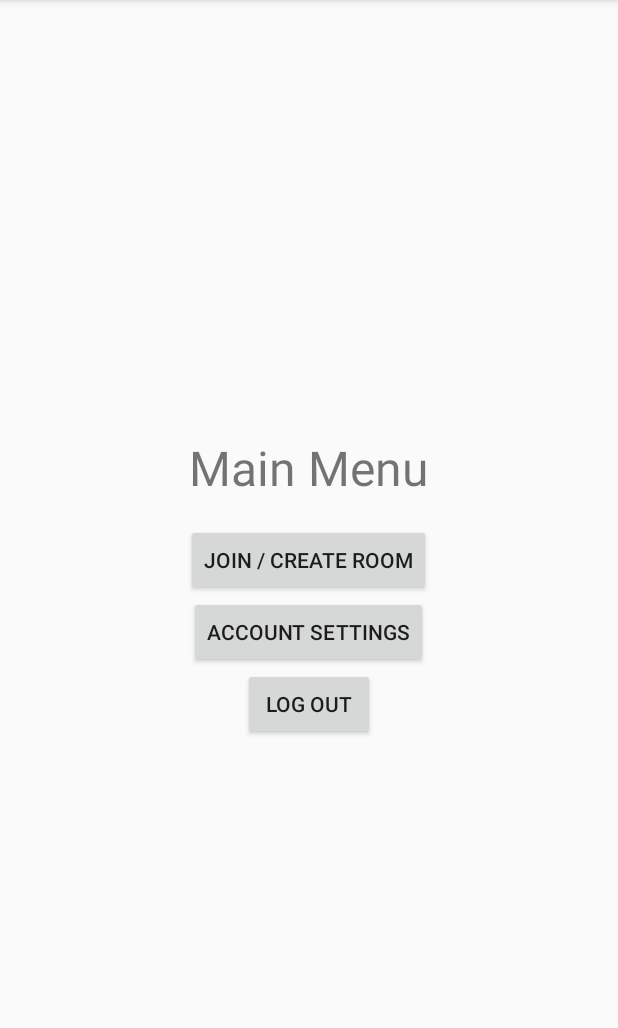
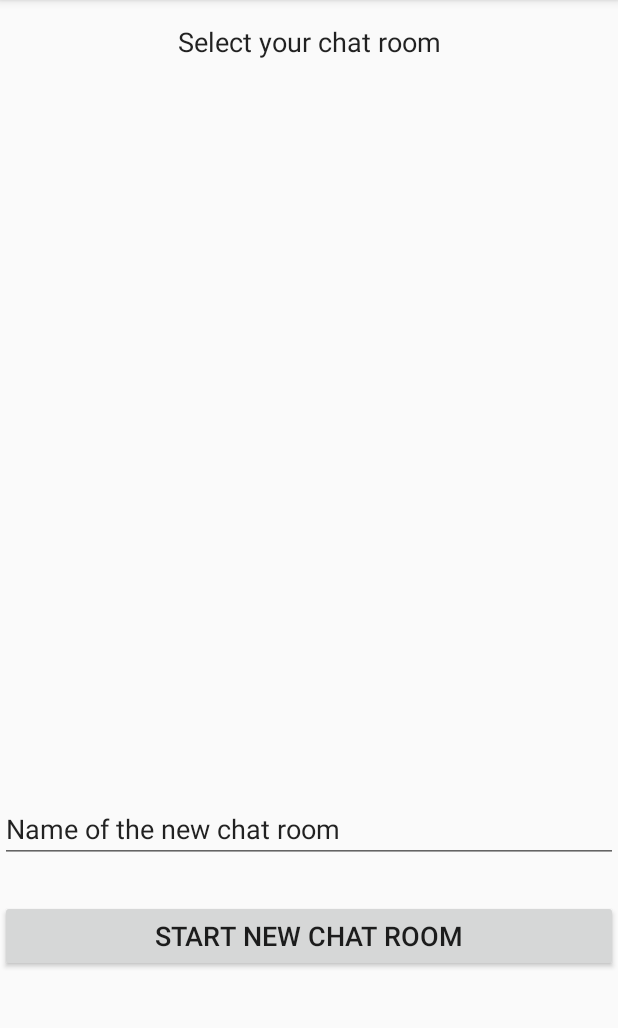
Before and after one commit to TheFatCat101/CSE5236_Project, an Android app: the MainMenuFragment screen opened directly, with no data from a screen before it, after a tap on "JOIN / CREATE ROOM", on a phone screen of 412 x 824 dp, the part 84-1112 px from its top. Run offline under Robolectric (Android 15) with nearby library versions, the phone set to English and light mode, and no system bars; our stand-ins replace Firebase (no records; nobody signed in at launch, a user with empty details on screens opened directly).

Commit message:
Currently working on achieving find existing chat room

```diff
--- a/app/src/main/AndroidManifest.xml
+++ b/app/src/main/AndroidManifest.xml
@@ -1,6 +1,8 @@
 <?xml version="1.0" encoding="utf-8"?>
 <manifest xmlns:android="http://schemas.android.com/apk/res/android"
     package="com.group10.cse5236project">
+
+    <uses-permission android:name="android.permission.INTERNET"/>
 
     <application
         android:allowBackup="true"
@@ -9,6 +11,7 @@
         android:roundIcon="@mipmap/ic_launcher_round"
         android:supportsRtl="true"
         android:theme="@style/AppTheme">
+        <activity android:name=".SelectChatRoomActivity"/>
         <activity android:name=".MenuActivity" />
         <activity android:name=".LogInActivity">
             <intent-filter>
--- a/app/src/main/java/com/group10/cse5236project/LogInFragment.java
+++ b/app/src/main/java/com/group10/cse5236project/LogInFragment.java
@@ -29,6 +29,7 @@ public class LogInFragment extends Fragment implements View.OnClickListener {
 
     private EditText mUsernameEditText, mPasswordEditText;
     private Button mLogInButton, mNewAccountButton, mExitButton;
+
 
     @Override
     public void onAttach(@NonNull Context context) {
@@ -137,6 +138,7 @@ public class LogInFragment extends Fragment implements View.OnClickListener {
 
     private void logIn() {
         final String username = mUsernameEditText.getText().toString().trim();
+        infoClass.getInstance().setData(username);
         final String password = mPasswordEditText.getText().toString().trim();
         if (!username.equals("") && !password.equals("")) {
             DatabaseReference dbRef = FirebaseDatabase.getInstance().getReference().child("Accounts").child(username);
--- a/app/src/main/java/com/group10/cse5236project/MainMenuFragment.java
+++ b/app/src/main/java/com/group10/cse5236project/MainMenuFragment.java
@@ -110,6 +110,8 @@ public class MainMenuFragment extends Fragment implements View.OnClickListener {
             switch (v.getId()) {
                 case R.id.join_create_button:
                     // To Do
+                    Fragment Cfragment = new SelectChatRoomFragment();
+                    fm.beginTransaction().replace(R.id.fragment_container, Cfragment).addToBackStack("select_chat_room_fragment").commit();
                     break;
                 case R.id.account_settings_button:
                     Fragment fragment = new AccountSettingsFragment();
--- /dev/null
+++ b/app/src/main/java/com/group10/cse5236project/SelectChatRoomFragment.java
@@ -0,0 +1,202 @@
+package com.group10.cse5236project;
+
+import android.content.Context;
+import android.os.Bundle;
+
+import androidx.annotation.NonNull;
+import androidx.annotation.Nullable;
+import androidx.fragment.app.Fragment;
+import androidx.fragment.app.FragmentActivity;
+import androidx.fragment.app.FragmentManager;
+
+import android.util.Log;
+import android.view.LayoutInflater;
+import android.view.View;
+import android.view.ViewGroup;
+import android.widget.AdapterView;
+import android.widget.ArrayAdapter;
+import android.widget.Button;
+import android.widget.EditText;
+import android.widget.ListView;
+import android.widget.Toast;
+
+import com.google.firebase.database.DataSnapshot;
+import com.google.firebase.database.DatabaseError;
+import com.google.firebase.database.DatabaseReference;
+import com.google.firebase.database.FirebaseDatabase;
+import com.google.firebase.database.ValueEventListener;
+
+import java.util.ArrayList;
+import java.util.HashMap;
+import java.util.HashSet;
+import java.util.Iterator;
+import java.util.Map;
+import java.util.Set;
+
+
+public class SelectChatRoomFragment extends Fragment implements View.OnClickListener{
+
+    private static final String TAG = "SelectChatRoomFragment";
+
+    private Button mCreateChatRoomButton;
+    private ListView mChatRoomListView;
+    private EditText mNewChatRoomName;
+
+    private ArrayAdapter<String> arrayAdapter;
+    private ArrayList<String> list_of_rooms = new ArrayList<>();
+    private String currentUser = infoClass.getInstance().getData();
+    private DatabaseReference chatRoomSubtree = FirebaseDatabase.getInstance().getReference().child("Chatrooms");
+
+
+    @Override
+    public void onAttach(@NonNull Context context) {
+        super.onAttach(context);
+        Log.d(TAG, "OnAttach() called");
+    }
+
+    @Override
+    public void onCreate(@Nullable Bundle savedInstanceState) {
+        super.onCreate(savedInstanceState);
+        Log.d(TAG, "OnCreate() called");
+    }
+
+    @Override
+    public View onCreateView(LayoutInflater inflater, ViewGroup container, Bundle savedInstanceState) {
+        Log.d(TAG, "onCreateView() called");
+        View v = inflater.inflate(R.layout.fragment_select_chat_room, container, false);
+
+        mCreateChatRoomButton = (Button) v.findViewById(R.id.start_chat_room);
+        mChatRoomListView= (ListView) v.findViewById(R.id.chat_room_list);
+        mNewChatRoomName = (EditText) v.findViewById(R.id.new_chat_room_name);
+
+        arrayAdapter = new ArrayAdapter<String>(getActivity(),android.R.layout.simple_list_item_1,list_of_rooms);
+
+        mChatRoomListView.setAdapter(arrayAdapter);
+
+        chatRoomSubtree.addValueEventListener(new ValueEventListener() {
+            @Override
+            public void onDataChange(DataSnapshot dataSnapshot) {
+
+                Toast.makeText(getActivity(), currentUser, Toast.LENGTH_SHORT).show();
+                Set<String> set = new HashSet<String>();
+                Iterator i = dataSnapshot.child("Chatrooms").getChildren().iterator();
+
+                while (i.hasNext()){
+                    Iterator j = ((DataSnapshot)i.next()).child("Members").getChildren().iterator();
+                    while (j.hasNext()){
+                        if(((DataSnapshot)j.next()).getKey().equals(currentUser)){
+                            set.add(((DataSnapshot)j.next()).getKey());
+                        }
+                    }
+                }
+
+                list_of_rooms.clear();
+                list_of_rooms.addAll(set);
+
+                arrayAdapter.notifyDataSetChanged();
+            }
+
+            @Override
+            public void onCancelled(DatabaseError databaseError) {
+
+            }
+        });
+
+        if (mCreateChatRoomButton != null) {
+            mCreateChatRoomButton.setOnClickListener(this);
+        }
+        if (mChatRoomListView != null) {
+            mChatRoomListView.setOnItemClickListener(new AdapterView.OnItemClickListener() {
+                @Override
+                public void onItemClick(AdapterView<?> parent, View view, int position, long id) {
+        //todo: fill in the method
+                }
+            });
+        }
+
+
+        return v;
+    }
+    @Override
+    public void onActivityCreated(@Nullable Bundle savedInstanceState) {
+        super.onActivityCreated(savedInstanceState);
+        Log.d(TAG, "OnActivityCreated() called");
+    }
+
+    @Override
+    public void onStart() {
+        super.onStart();
+        Log.d(TAG, "OnStart() called");
+    }
+
+    @Override
+    public void onResume() {
+        super.onResume();
+        Log.d(TAG, "OnResume() called");
+    }
+
+    @Override
+    public void onPause() {
+        super.onPause();
+        Log.d(TAG, "OnPause() called");
+    }
+
+    @Override
+    public void onStop() {
+        super.onStop();
+        Log.d(TAG, "OnStop() called");
+    }
+
+    @Override
+    public void onDestroyView() {
+        super.onDestroyView();
+        Log.d(TAG, "OnDestroyView() called");
+    }
+
+    @Override
+    public void onDestroy() {
+        super.onDestroy();
+        Log.d(TAG, "OnDestroy() called");
+    }
+
+    @Override
+    public void onDetach() {
+        super.onDetach();
+        Log.d(TAG, "OnDetach() called");
+    }
+
+    @Override
+    public void onClick(View v) {
+        FragmentActivity activity = getActivity();
+        FragmentManager fm = getFragmentManager();
+        if (activity != null) {
+            switch (v.getId()) {
+                case R.id.start_chat_room:
+                    creatChatRoom();
+
+                    break;
+                case R.id.account_settings_button:
+                    Toast.makeText(getActivity(), R.string.account_delete_error_toast, Toast.LENGTH_SHORT).show();
+                    //Fragment fragment = new AccountSettingsFragment();
+                    //fm.beginTransaction().replace(R.id.fragment_container, fragment).addToBackStack("account_settings_fragment").commit();
+                    break;
+            }
+        }
+    }
+
+    private void creatChatRoom(){
+        final String chatRoomName = mNewChatRoomName.getText().toString().trim();
+
+        //create a new chatroom subtree with a random key
+        Map<String,Object> map = new HashMap<String, Object>();
+        String tempKey = chatRoomSubtree.push().getKey();
+        chatRoomSubtree.updateChildren(map);
+
+        //save name to it
+        Map<String,Object> name = new HashMap<String, Object>();
+        name.put("ChatRoomName", chatRoomName);
+        chatRoomSubtree.child(tempKey).updateChildren(name);
+        //todo: open chat room
+    }
+
+}
--- /dev/null
+++ b/app/src/main/java/com/group10/cse5236project/infoClass.java
@@ -0,0 +1,12 @@
+package com.group10.cse5236project;
+
+import android.app.Application;
+
+public class infoClass {
+    private String data;
+    public String getData() {return data;}
+    public void setData(String data) {this.data = data;}
+
+    private static final infoClass holder = new infoClass();
+    public static infoClass getInstance() {return holder;}
+}
--- /dev/null
+++ b/app/src/main/res/layout/fragment_select_chat_room.xml
@@ -0,0 +1,43 @@
+<?xml version="1.0" encoding="utf-8"?>
+<FrameLayout xmlns:android="http://schemas.android.com/apk/res/android"
+    xmlns:tools="http://schemas.android.com/tools"
+    android:layout_width="match_parent"
+    android:layout_height="match_parent"
+    tools:context=".SelectChatRoomFragment">
+
+    <TextView
+        android:id="@+id/select_your_chat_room"
+        android:layout_width="match_parent"
+        android:layout_height="56dp"
+        android:gravity="center"
+        android:text="@string/Select_your_chat_room"
+        android:textAppearance="@style/TextAppearance.AppCompat.Large"
+        android:textSize="18sp" />
+
+    <ListView
+        android:id="@+id/chat_room_list"
+        android:layout_width="match_parent"
+        android:layout_height="450dp"
+        android:layout_marginTop="60dp"
+        android:layout_marginBottom="100dp">
+
+    </ListView>
+
+    <Button
+        android:id="@+id/start_chat_room"
+        android:layout_width="match_parent"
+        android:layout_height="wrap_content"
+        android:text="@string/Start_new_chat_room"
+        android:textSize="18sp"
+        android:layout_marginTop="600dp"/>
+
+    <EditText
+        android:id="@+id/new_chat_room_name"
+        android:layout_width="match_parent"
+        android:layout_height="wrap_content"
+        android:layout_marginTop="530dp"
+        android:ems="10"
+        android:inputType="textPersonName"
+        android:text="@string/Name_new_chat_room" />
+
+</FrameLayout>
--- a/app/src/main/res/values/strings.xml
+++ b/app/src/main/res/values/strings.xml
@@ -34,4 +34,9 @@
     <string name="account_deleted_toast">Account deleted!</string>
     <string name="account_delete_error_toast">Error deleting account!</string>
     <string name="no_current_password_toast">Must provide current password!</string>
+    <string name="Select_your_chat_room">Select your chat room</string>
+    <string name="Start_new_chat_room">Start new chat room</string>
+    <string name="Name_new_chat_room">Name of the new chat room</string>
+    <!-- TODO: Remove or change this placeholder text -->
+    <string name="hello_blank_fragment">Hello blank fragment</string>
 </resources>
```
Also changed, not shown: app/src/main/java/com/group10/cse5236project/SelectChatRoomActivity.java (added, +53 -0 lines), app/src/main/res/layout/activity_select_chat_room.xml (added, +9 -0 lines).
